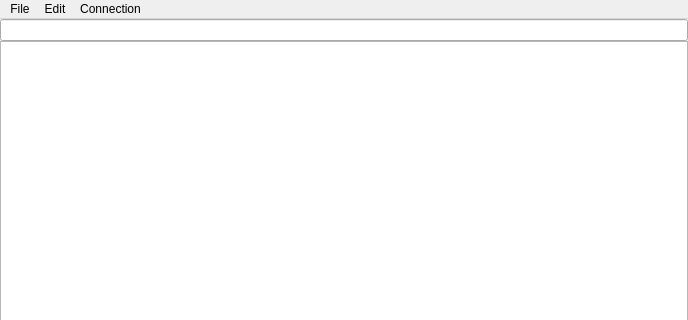
Qt form mainwindow.ui (digitallumens/dlterm) before a commit; both pictures show x 0 to 688 and y 0 to 320 of the 688 by 557 pixel window.
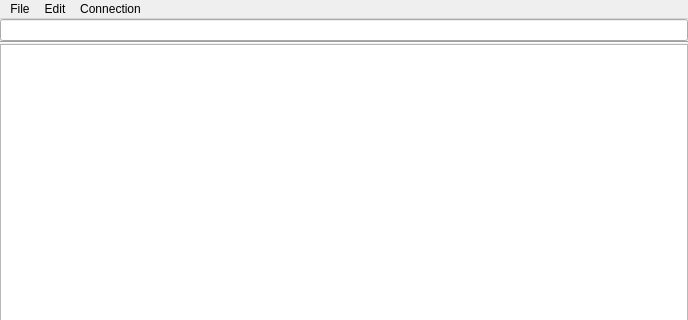
The same form after that commit.

The edit to the form file:
```diff
--- a/mainwindow.ui
+++ b/mainwindow.ui
@@ -39,6 +39,9 @@
     <property name="spacing">
      <number>0</number>
     </property>
+    <item row="2" column="0">
+     <widget class="QTextEdit" name="outputFeed"/>
+    </item>
     <item row="0" column="0">
      <widget class="QLineEdit" name="commandLine">
       <property name="frame">
@@ -53,7 +56,11 @@
      </widget>
     </item>
     <item row="1" column="0">
-     <widget class="QTextEdit" name="outputFeed"/>
+     <widget class="Line" name="line">
+      <property name="orientation">
+       <enum>Qt::Horizontal</enum>
+      </property>
+     </widget>
     </item>
    </layout>
   </widget>
```
